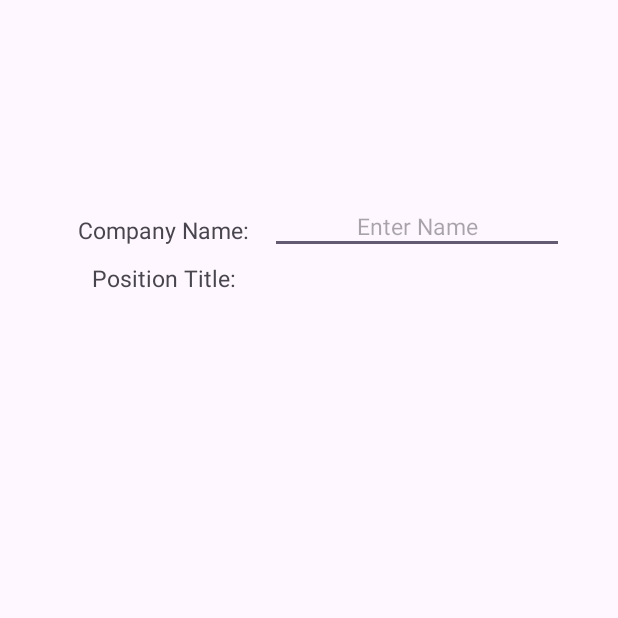
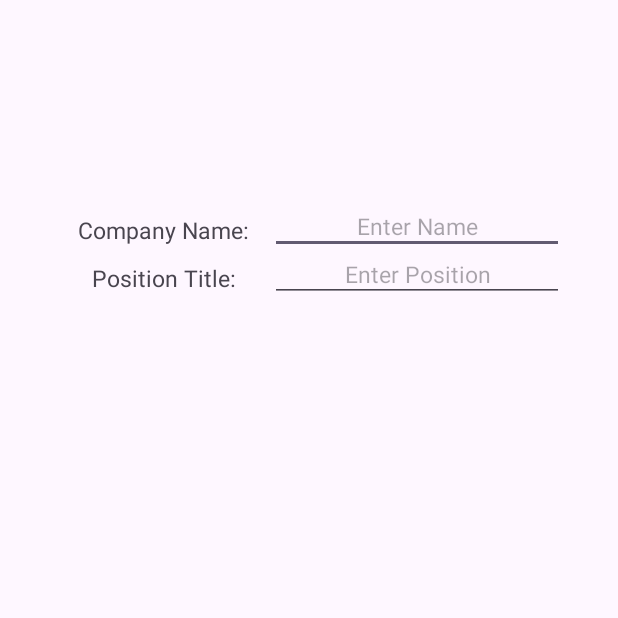
Before and after one commit to leslyVillanueva1020/Project2, an Android app: the NewApplicationActivity screen opened directly, with no data from a screen before it, on a phone screen of 412 x 824 dp, the top half of it. Run offline under Robolectric (Android 15) with nearby library versions, the phone set to English and light mode, and no system bars.

Commit message:
added a position edit text

```diff
--- a/app/src/main/res/layout/activity_new_application.xml
+++ b/app/src/main/res/layout/activity_new_application.xml
@@ -11,9 +11,9 @@
         android:id="@+id/CompanyNameText"
         android:layout_width="126dp"
         android:layout_height="32dp"
-        android:textSize="15dp"
         android:gravity="center"
         android:text="@string/company_name"
+        android:textSize="15dp"
         app:layout_constraintBottom_toBottomOf="parent"
         app:layout_constraintEnd_toEndOf="parent"
         app:layout_constraintHorizontal_bias="0.161"
@@ -22,15 +22,15 @@
         app:layout_constraintVertical_bias="0.173" />
     <!-- Company Name Edit Text -->
     <EditText
+        android:id="@+id/CompanyNameEditText"
         android:layout_width="196dp"
         android:layout_height="32dp"
         android:layout_marginStart="8dp"
-        android:textSize="15dp"
         android:gravity="center"
         android:hint="@string/enter_name"
         android:inputType="textAutoComplete"
-        android:id="@+id/CompanyNameEditText"
         android:padding="8dp"
+        android:textSize="15dp"
         app:layout_constraintBottom_toBottomOf="@id/CompanyNameText"
         app:layout_constraintStart_toEndOf="@id/CompanyNameText" />
     <!-- Position text view -->
@@ -45,6 +45,18 @@
         app:layout_constraintHorizontal_bias="0.161"
         app:layout_constraintStart_toStartOf="parent"
         app:layout_constraintTop_toBottomOf="@id/CompanyNameText" />
-
+    <!-- Position Edit Text -->
+    <EditText
+        android:id="@+id/PositionEditText"
+        android:layout_width="196dp"
+        android:layout_height="32dp"
+        android:layout_marginStart="8dp"
+        android:gravity="center"
+        android:hint="Enter Position"
+        android:inputType="textAutoComplete"
+        android:padding="8dp"
+        android:textSize="15dp"
+        app:layout_constraintBottom_toBottomOf="@id/PositionText"
+        app:layout_constraintStart_toEndOf="@id/PositionText" />
 
 </androidx.constraintlayout.widget.ConstraintLayout>
```
